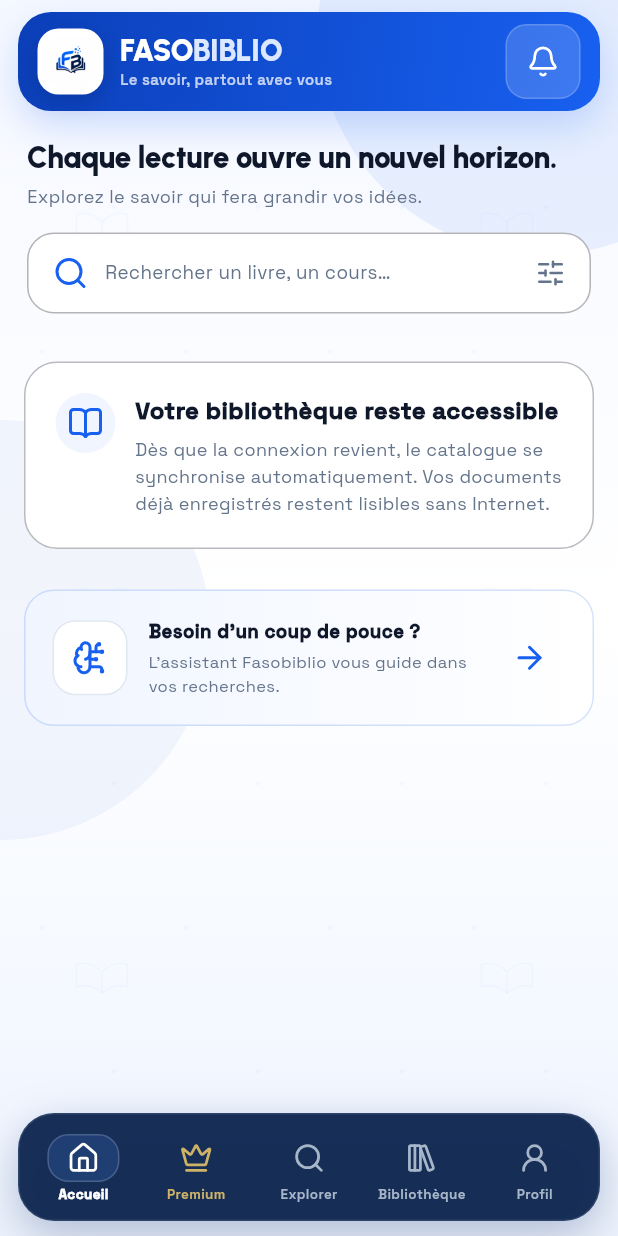
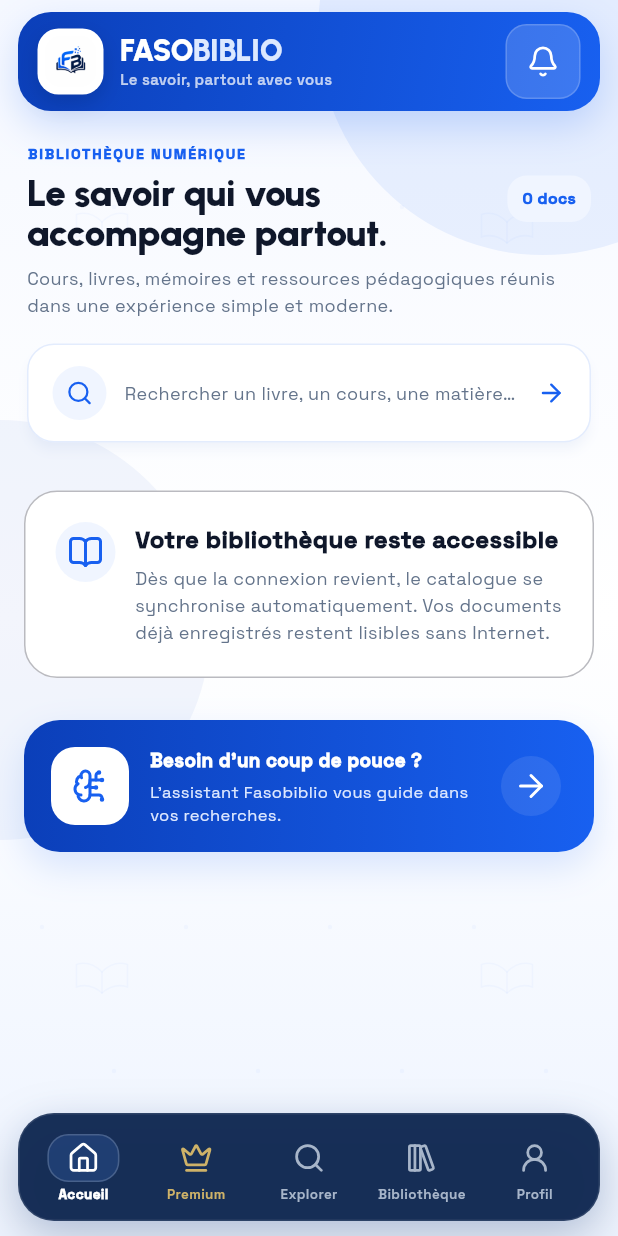
Before and after one commit to aY-Hack-dev/fasobiblio-flutter, a Flutter app: the screen it shows after launch, on a phone screen of 412 x 824 dp. Run offline on Flutter 3.47's test engine with Material 3 defaults, Android fonts, the phone set to English and light mode, and no system bars; our stand-ins replace cached_network_image, connectivity_plus, flutter_markdown, flutter_svg, google_fonts, lucide_icons_flutter and 3 more; missing offline and left inert: pdfrx; accounts and stored records are empty; network calls fail.

Commit message:
design: strengthen home visual identity

```diff
--- a/lib/screens/home_screen.dart
+++ b/lib/screens/home_screen.dart
@@ -21,44 +21,63 @@
     final featured = popular.isEmpty ? null : popular.first;
 
     return CustomScrollView(slivers: [
-      SliverToBoxAdapter(child: _Intro(onExplore: onExplore)),
-      if (featured != null) SliverToBoxAdapter(child: _Featured(book: featured, count: state.books.length, onTap: () => onBook(featured))),
+      SliverToBoxAdapter(child: _WelcomeBlock(count: state.books.length, onExplore: onExplore)),
+      if (featured != null) SliverToBoxAdapter(child: _Featured(book: featured, onTap: () => onBook(featured))),
       if (state.books.isEmpty) const SliverToBoxAdapter(child: _FirstOfflineWelcome()),
       if (categories.isNotEmpty) ...[
         const SliverToBoxAdapter(child: SectionTitle('Explorer les rayons')),
         SliverToBoxAdapter(child: _Categories(values: categories, onExplore: onExplore)),
       ],
-      if (popular.isNotEmpty) SliverToBoxAdapter(child: _Shelf(title: 'Populaires maintenant', books: popular.take(10).toList(), state: state, onBook: onBook)),
-      if (recent.isNotEmpty) SliverToBoxAdapter(child: _Shelf(title: 'Nouveautés', books: recent.take(10).toList(), state: state, onBook: onBook)),
-      if (premium.isNotEmpty) SliverToBoxAdapter(child: _Shelf(title: 'Sélection Premium', books: premium.take(10).toList(), state: state, onBook: onBook)),
+      if (popular.isNotEmpty) SliverToBoxAdapter(child: _Shelf(title: 'Populaires maintenant', subtitle: 'Les documents les plus consultés', books: popular.take(10).toList(), state: state, onBook: onBook)),
+      if (recent.isNotEmpty) SliverToBoxAdapter(child: _Shelf(title: 'Nouveautés', subtitle: 'Les dernières ressources ajoutées', books: recent.take(10).toList(), state: state, onBook: onBook)),
+      if (premium.isNotEmpty) SliverToBoxAdapter(child: _Shelf(title: 'Sélection Premium', subtitle: 'Des contenus à forte valeur ajoutée', books: premium.take(10).toList(), state: state, onBook: onBook, premium: true)),
       SliverToBoxAdapter(child: _StudyCard(onTap: onExplore)),
-      const SliverToBoxAdapter(child: SizedBox(height: 30)),
+      const SliverToBoxAdapter(child: SizedBox(height: 34)),
     ]);
   }
 }
 
-class _Intro extends StatelessWidget {
-  const _Intro({required this.onExplore});
+class _WelcomeBlock extends StatelessWidget {
+  const _WelcomeBlock({required this.count, required this.onExplore});
+  final int count;
   final VoidCallback onExplore;
 
   @override
   Widget build(BuildContext context) => Padding(
-    padding: const EdgeInsets.fromLTRB(18, 12, 18, 14),
+    padding: const EdgeInsets.fromLTRB(18, 14, 18, 14),
     child: Column(crossAxisAlignment: CrossAxisAlignment.start, children: [
-      Text('Chaque lecture ouvre un nouvel horizon.', style: Theme.of(context).textTheme.headlineMedium),
-      const SizedBox(height: 5),
-      const Text('Explorez le savoir qui fera grandir vos idées.', style: TextStyle(fontSize: 12, color: AppColors.muted)),
+      Row(children: [
+        Expanded(child: Column(crossAxisAlignment: CrossAxisAlignment.start, children: [
+          const Text('BIBLIOTHÈQUE NUMÉRIQUE', style: TextStyle(fontSize: 9.5, letterSpacing: 1.2, fontWeight: FontWeight.w900, color: AppColors.blue)),
+          const SizedBox(height: 5),
+          Text('Le savoir qui vous accompagne partout.', style: Theme.of(context).textTheme.headlineLarge),
+        ])),
+        Container(
+          padding: const EdgeInsets.symmetric(horizontal: 10, vertical: 8),
+          decoration: BoxDecoration(color: AppColors.sky, borderRadius: BorderRadius.circular(13)),
+          child: Text('$count docs', style: const TextStyle(fontSize: 10.5, fontWeight: FontWeight.w900, color: AppColors.blue)),
+        ),
+      ]),
+      const SizedBox(height: 8),
+      const Text('Cours, livres, mémoires et ressources pédagogiques réunis dans une expérience simple et moderne.', style: TextStyle(fontSize: 12, height: 1.5, color: AppColors.muted)),
       const SizedBox(height: 16),
       Material(
-        color: Theme.of(context).colorScheme.surface,
+        color: Colors.white,
         borderRadius: BorderRadius.circular(18),
+        elevation: 3,
+        shadowColor: const Color(0x141860F0),
         child: InkWell(
           onTap: onExplore,
           borderRadius: BorderRadius.circular(18),
           child: Container(
             padding: const EdgeInsets.symmetric(horizontal: 16, vertical: 14),
-            decoration: BoxDecoration(border: Border.all(color: Theme.of(context).dividerColor.withValues(alpha: .55)), borderRadius: BorderRadius.circular(18)),
-            child: const Row(children: [Icon(AppIcons.search, color: AppColors.blue), SizedBox(width: 11), Expanded(child: Text('Rechercher un livre, un cours…', style: TextStyle(color: AppColors.muted))), Icon(AppIcons.filters, size: 20, color: AppColors.muted)]),
+            decoration: BoxDecoration(border: Border.all(color: AppColors.blue.withValues(alpha: .12)), borderRadius: BorderRadius.circular(18)),
+            child: const Row(children: [
+              CircleAvatar(radius: 18, backgroundColor: AppColors.sky, child: Icon(AppIcons.search, color: AppColors.blue, size: 18)),
+              SizedBox(width: 12),
+              Expanded(child: Text('Rechercher un livre, un cours, une matière…', style: TextStyle(fontSize: 12, color: AppColors.muted))),
+              Icon(AppIcons.arrowRight, size: 19, color: AppColors.blue),
+            ]),
           ),
         ),
       ),
@@ -67,30 +86,45 @@
 }
 
 class _Featured extends StatelessWidget {
-  const _Featured({required this.book, required this.count, required this.onTap});
+  const _Featured({required this.book, required this.onTap});
   final Book book;
-  final int count;
   final VoidCallback onTap;
 
   @override
   Widget build(BuildContext context) => Container(
-    height: 220,
+    height: 240,
     margin: const EdgeInsets.symmetric(horizontal: 16),
     clipBehavior: Clip.antiAlias,
-    decoration: BoxDecoration(gradient: const LinearGradient(colors: [AppColors.ink, AppColors.blue], begin: Alignment.topLeft, end: Alignment.bottomRight), borderRadius: BorderRadius.circular(22), boxShadow: const [BoxShadow(color: Color(0x241860F0), blurRadius: 20, offset: Offset(0, 10))]),
+    decoration: BoxDecoration(
+      gradient: const LinearGradient(colors: [Color(0xFF07142B), AppColors.blueDeep, AppColors.blue], begin: Alignment.topLeft, end: Alignment.bottomRight),
+      borderRadius: BorderRadius.circular(28),
+      boxShadow: const [BoxShadow(color: Color(0x331860F0), blurRadius: 28, offset: Offset(0, 15))],
+    ),
     child: Stack(children: [
-      Positioned(right: -45, top: -45, child: Container(width: 180, height: 180, decoration: const BoxDecoration(color: Color(0x1AFFFFFF), shape: BoxShape.circle))),
-      Positioned(right: -20, bottom: -35, child: Transform.rotate(angle: .08, child: ClipRRect(borderRadius: BorderRadius.circular(14), child: DocumentCover(imageUrl: book.image, width: 135, height: 200)))),
+      Positioned(right: -60, top: -50, child: Container(width: 210, height: 210, decoration: const BoxDecoration(color: Color(0x16FFFFFF), shape: BoxShape.circle))),
+      Positioned(right: 18, bottom: -16, child: Transform.rotate(angle: .055, child: Container(
+        decoration: BoxDecoration(borderRadius: BorderRadius.circular(18), boxShadow: const [BoxShadow(color: Color(0x44000000), blurRadius: 20, offset: Offset(0, 10))]),
+        child: ClipRRect(borderRadius: BorderRadius.circular(18), child: DocumentCover(imageUrl: book.image, width: 132, height: 190)),
+      ))),
       Padding(
         padding: const EdgeInsets.all(22),
-        child: SizedBox(width: MediaQuery.sizeOf(context).width * .55, child: Column(crossAxisAlignment: CrossAxisAlignment.start, children: [
-          Container(padding: const EdgeInsets.symmetric(horizontal: 9, vertical: 5), decoration: BoxDecoration(color: const Color(0x2AFFFFFF), borderRadius: BorderRadius.circular(9)), child: Text('$count DOCUMENTS', style: const TextStyle(fontSize: 9, letterSpacing: .8, fontWeight: FontWeight.w900, color: Colors.white))),
+        child: SizedBox(width: MediaQuery.sizeOf(context).width * .54, child: Column(crossAxisAlignment: CrossAxisAlignment.start, children: [
+          Container(
+            padding: const EdgeInsets.symmetric(horizontal: 9, vertical: 5),
+            decoration: BoxDecoration(color: const Color(0x22FFFFFF), borderRadius: BorderRadius.circular(10), border: Border.all(color: const Color(0x18FFFFFF))),
+            child: const Text('À DÉCOUVRIR', style: TextStyle(fontSize: 8.5, letterSpacing: .9, fontWeight: FontWeight.w900, color: Colors.white)),
+          ),
           const SizedBox(height: 13),
-          Text('Le savoir, partout avec vous.', maxLines: 2, style: AppTypography.display(size: 23, weight: FontWeight.w900, color: Colors.white)),
-          const SizedBox(height: 8),
-          Text(book.title, maxLines: 2, overflow: TextOverflow.ellipsis, style: const TextStyle(fontSize: 12, height: 1.35, color: Color(0xFFDCE6FF))),
+          Text(book.title, maxLines: 3, overflow: TextOverflow.ellipsis, style: AppTypography.display(size: 22, weight: FontWeight.w900, color: Colors.white)),
+          const SizedBox(height: 7),
+          Text(book.author, maxLines: 1, overflow: TextOverflow.ellipsis, style: const TextStyle(fontSize: 11.5, color: Color(0xFFDCE6FF))),
           const Spacer(),
-          FilledButton.icon(onPressed: onTap, style: FilledButton.styleFrom(backgroundColor: Colors.white, foregroundColor: AppColors.blue, minimumSize: const Size(0, 42)), icon: const Icon(AppIcons.bookOpen, size: 18), label: const Text('Découvrir')),
+          FilledButton.icon(
+            onPressed: onTap,
+            style: FilledButton.styleFrom(backgroundColor: Colors.white, foregroundColor: AppColors.blue, minimumSize: const Size(0, 42)),
+            icon: const Icon(AppIcons.bookOpen, size: 18),
+            label: const Text('Voir le document'),
+          ),
         ])),
       ),
     ]),
@@ -107,7 +141,11 @@
     child: const Row(crossAxisAlignment: CrossAxisAlignment.start, children: [
       CircleAvatar(backgroundColor: AppColors.sky, child: Icon(AppIcons.bookOpen, color: AppColors.blue)),
       SizedBox(width: 13),
-      Expanded(child: Column(crossAxisAlignment: CrossAxisAlignment.start, children: [Text('Votre bibliothèque reste accessible', style: TextStyle(fontSize: 16, fontWeight: FontWeight.w900)), SizedBox(height: 6), Text('Dès que la connexion revient, le catalogue se synchronise automatiquement. Vos documents déjà enregistrés restent lisibles sans Internet.', style: TextStyle(fontSize: 12, height: 1.5, color: AppColors.muted))])),
+      Expanded(child: Column(crossAxisAlignment: CrossAxisAlignment.start, children: [
+        Text('Votre bibliothèque reste accessible', style: TextStyle(fontSize: 16, fontWeight: FontWeight.w900)),
+        SizedBox(height: 6),
+        Text('Dès que la connexion revient, le catalogue se synchronise automatiquement. Vos documents déjà enregistrés restent lisibles sans Internet.', style: TextStyle(fontSize: 12, height: 1.5, color: AppColors.muted)),
+      ])),
     ]),
   );
 }
@@ -116,40 +154,91 @@
   const _Categories({required this.values, required this.onExplore});
   final List<String> values;
   final VoidCallback onExplore;
+
   @override
   Widget build(BuildContext context) => SizedBox(
-    height: 45,
+    height: 48,
     child: ListView.separated(
       padding: const EdgeInsets.symmetric(horizontal: 16),
       scrollDirection: Axis.horizontal,
       itemCount: values.length,
       separatorBuilder: (_, __) => const SizedBox(width: 8),
-      itemBuilder: (_, i) => ActionChip(onPressed: onExplore, avatar: const Icon(AppIcons.grid, size: 15, color: AppColors.blue), label: Text(categoryLabel(values[i]), maxLines: 1, overflow: TextOverflow.ellipsis), side: BorderSide(color: Theme.of(context).dividerColor.withValues(alpha: .5)), backgroundColor: Theme.of(context).colorScheme.surface),
+      itemBuilder: (_, i) => ActionChip(
+        onPressed: onExplore,
+        avatar: const Icon(AppIcons.grid, size: 15, color: AppColors.blue),
+        label: Text(categoryLabel(values[i]), maxLines: 1, overflow: TextOverflow.ellipsis),
+        side: BorderSide(color: AppColors.blue.withValues(alpha: .12)),
+        backgroundColor: Colors.white,
+        labelStyle: const TextStyle(fontWeight: FontWeight.w700, fontSize: 11),
+      ),
     ),
   );
 }
 
 class _Shelf extends StatelessWidget {
-  const _Shelf({required this.title, required this.books, required this.state, required this.onBook});
+  const _Shelf({required this.title, required this.subtitle, required this.books, required this.state, required this.onBook, this.premium = false});
   final String title;
+  final String subtitle;
   final List<Book> books;
   final AppState state;
   final ValueChanged<Book> onBook;
+  final bool premium;
+
   @override
   Widget build(BuildContext context) => Column(children: [
-    SectionTitle(title, action: 'Voir tout'),
-    SizedBox(height: 312, child: ListView.separated(padding: const EdgeInsets.symmetric(horizontal: 16), scrollDirection: Axis.horizontal, itemCount: books.length, separatorBuilder: (_, __) => const SizedBox(width: 12), itemBuilder: (_, i) => BookCard(book: books[i], favorite: state.favorites.contains(books[i].id), onTap: () => onBook(books[i]), onFavorite: () => state.toggleFavorite(books[i].id)))),
+    Padding(
+      padding: const EdgeInsets.fromLTRB(18, 24, 18, 10),
+      child: Row(children: [
+        Container(width: 4, height: 36, decoration: BoxDecoration(color: premium ? AppColors.gold : AppColors.blue, borderRadius: BorderRadius.circular(99))),
+        const SizedBox(width: 10),
+        Expanded(child: Column(crossAxisAlignment: CrossAxisAlignment.start, children: [
+          Text(title, style: Theme.of(context).textTheme.titleLarge),
+          const SizedBox(height: 2),
+          Text(subtitle, style: const TextStyle(fontSize: 10.5, color: AppColors.muted)),
+        ])),
+        const Text('Voir tout', style: TextStyle(fontSize: 10.5, fontWeight: FontWeight.w800, color: AppColors.blue)),
+      ]),
+    ),
+    SizedBox(
+      height: 318,
+      child: ListView.separated(
+        padding: const EdgeInsets.symmetric(horizontal: 16),
+        scrollDirection: Axis.horizontal,
+        itemCount: books.length,
+        separatorBuilder: (_, __) => const SizedBox(width: 12),
+        itemBuilder: (_, i) => BookCard(
+          book: books[i],
+          favorite: state.favorites.contains(books[i].id),
+          onTap: () => onBook(books[i]),
+          onFavorite: () => state.toggleFavorite(books[i].id),
+        ),
+      ),
+    ),
   ]);
 }
 
 class _StudyCard extends StatelessWidget {
   const _StudyCard({required this.onTap});
   final VoidCallback onTap;
+
   @override
   Widget build(BuildContext context) => Container(
-    margin: const EdgeInsets.fromLTRB(16, 27, 16, 0),
+    margin: const EdgeInsets.fromLTRB(16, 28, 16, 0),
     padding: const EdgeInsets.all(18),
-    decoration: BoxDecoration(gradient: const LinearGradient(colors: [AppColors.sky, Colors.white]), borderRadius: BorderRadius.circular(20), border: Border.all(color: AppColors.blue.withValues(alpha: .18))),
-    child: Row(children: [Container(width: 50, height: 50, decoration: BoxDecoration(color: Colors.white, borderRadius: BorderRadius.circular(15), border: Border.all(color: AppColors.line)), child: const Icon(AppIcons.brain, color: AppColors.blue)), const SizedBox(width: 14), const Expanded(child: Column(crossAxisAlignment: CrossAxisAlignment.start, children: [Text('Besoin d’un coup de pouce ?', style: TextStyle(fontWeight: FontWeight.w900, color: AppColors.ink)), SizedBox(height: 3), Text('L’assistant Fasobiblio vous guide dans vos recherches.', style: TextStyle(fontSize: 11, color: AppColors.muted))])), IconButton(onPressed: onTap, icon: const Icon(AppIcons.arrowRight, color: AppColors.blue))]),
+    decoration: BoxDecoration(
+      gradient: const LinearGradient(colors: [AppColors.blueDeep, AppColors.blue]),
+      borderRadius: BorderRadius.circular(24),
+      boxShadow: const [BoxShadow(color: Color(0x261860F0), blurRadius: 20, offset: Offset(0, 10))],
+    ),
+    child: Row(children: [
+      Container(width: 52, height: 52, decoration: BoxDecoration(color: Colors.white, borderRadius: BorderRadius.circular(16)), child: const Icon(AppIcons.brain, color: AppColors.blue)),
+      const SizedBox(width: 14),
+      const Expanded(child: Column(crossAxisAlignment: CrossAxisAlignment.start, children: [
+        Text('Besoin d’un coup de pouce ?', style: TextStyle(fontWeight: FontWeight.w900, color: Colors.white)),
+        SizedBox(height: 4),
+        Text('L’assistant Fasobiblio vous guide dans vos recherches.', style: TextStyle(fontSize: 11, height: 1.4, color: Color(0xFFDDE8FF))),
+      ])),
+      IconButton(onPressed: onTap, style: IconButton.styleFrom(backgroundColor: const Color(0x18FFFFFF)), icon: const Icon(AppIcons.arrowRight, color: Colors.white)),
+    ]),
   );
 }
```
